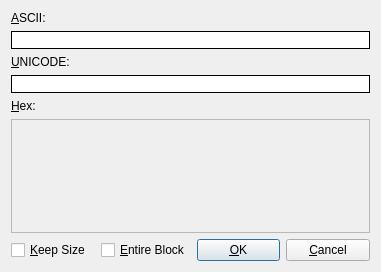
The window that src/gui/Src/Gui/HexEditDialog.ui (x64dbg/x64dbg) describes before a commit, drawn with Qt 5.
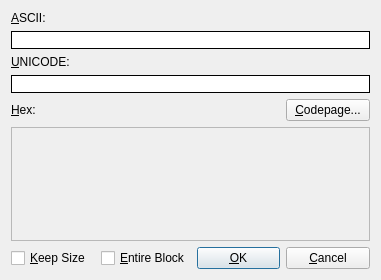
The same window after the commit. Icons and pictures are not drawn. Custom widgets are drawn as their Qt base class.

Commit message: GUI: added to option to convert text from a codepage in HexEditDialog + save last code page in CodepageSelectionDialog

What changed in the file:
```diff
--- a/src/gui/Src/Gui/HexEditDialog.ui
+++ b/src/gui/Src/Gui/HexEditDialog.ui
@@ -7,7 +7,7 @@
     <x>0</x>
     <y>0</y>
     <width>381</width>
-    <height>272</height>
+    <height>280</height>
    </rect>
   </property>
   <property name="windowTitle">
@@ -97,7 +97,7 @@
         <x>0</x>
         <y>0</y>
         <width>361</width>
-        <height>118</height>
+        <height>116</height>
        </rect>
       </property>
      </widget>
@@ -131,6 +131,25 @@
      </property>
     </widget>
    </item>
+   <item row="4" column="3">
+    <widget class="QPushButton" name="btnCodepage">
+     <property name="sizePolicy">
+      <sizepolicy hsizetype="Minimum" vsizetype="Fixed">
+       <horstretch>0</horstretch>
+       <verstretch>0</verstretch>
+      </sizepolicy>
+     </property>
+     <property name="maximumSize">
+      <size>
+       <width>16777215</width>
+       <height>16777215</height>
+      </size>
+     </property>
+     <property name="text">
+      <string>&amp;Codepage...</string>
+     </property>
+    </widget>
+   </item>
   </layout>
  </widget>
  <customwidgets>
```
Left out of the diff: 60 changed lines with no effect on the pictures. The commit also changes 5 other files.
